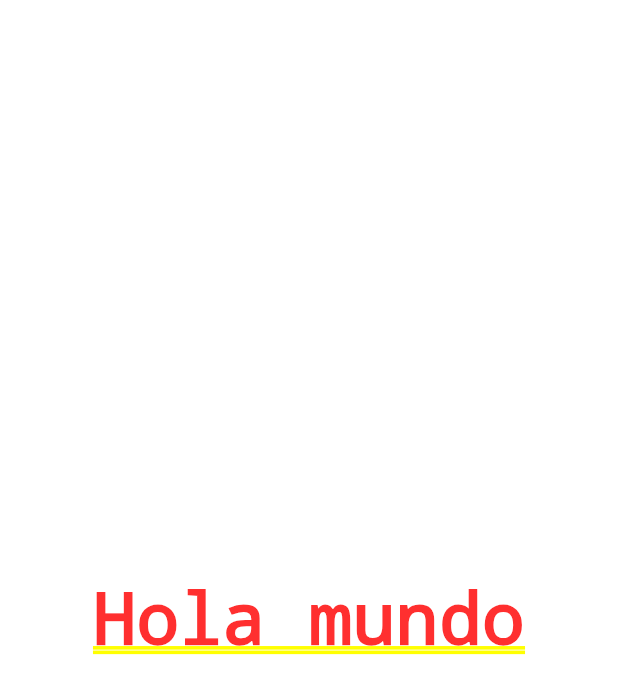
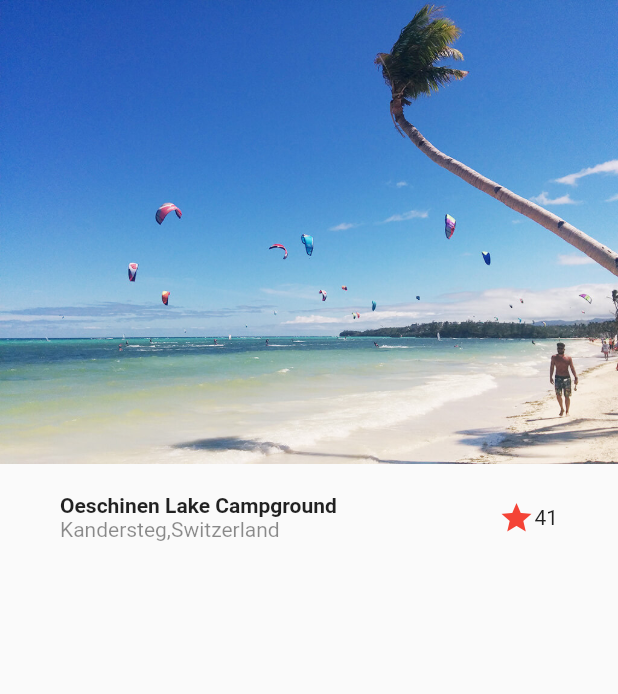
Before and after one commit to Antoniojesus1999/flutter_disenos, a Flutter app: the screen it shows after launch, on a phone screen of 412 x 824 dp. Shown: the top 694 px of the screen. Run offline on Flutter 3.47's test engine with Material 2 defaults, Android fonts, the phone set to English and light mode, and no system bars.

Commit message:
añadida imagen y titulo

```diff
--- a/lib/main.dart
+++ b/lib/main.dart
@@ -1,3 +1,4 @@
+import 'package:disenos/screens/basic_design.dart';
 import 'package:flutter/material.dart';
 
 void main() => runApp(const MyApp());
@@ -7,10 +8,11 @@ class MyApp extends StatelessWidget {
 
   @override
   Widget build(BuildContext context) {
-    return const MaterialApp(
-        title: 'Material App',
-        home: Center(
-          child: Text('Hola mundo'),
-        ));
+    return MaterialApp(
+      debugShowCheckedModeBanner: false,
+      title: 'Material App',
+      initialRoute: 'basic_design',
+      routes: {'basic_design': (_) => BasicDesignScreen()},
+    );
   }
 }
--- /dev/null
+++ b/lib/screens/basic_design.dart
@@ -0,0 +1,50 @@
+import 'package:flutter/material.dart';
+
+class BasicDesignScreen extends StatelessWidget {
+  const BasicDesignScreen({Key? key}) : super(key: key);
+
+  @override
+  Widget build(BuildContext context) {
+    return Scaffold(
+        body: Column(
+      children: const [Image(image: AssetImage('assets/img.jpg')), Title()],
+    ));
+  }
+}
+
+class Title extends StatelessWidget {
+  const Title({
+    Key? key,
+  }) : super(key: key);
+
+  @override
+  Widget build(BuildContext context) {
+    return Container(
+      margin: EdgeInsets.symmetric(horizontal: 40, vertical: 20),
+      child: Row(
+        //mainAxisAlignment: MainAxisAlignment.spaceAround,
+        children: [
+          Column(
+            crossAxisAlignment: CrossAxisAlignment.start,
+            children: const [
+              Text(
+                'Oeschinen Lake Campground',
+                style: TextStyle(fontWeight: FontWeight.bold),
+              ),
+              Text(
+                'Kandersteg,Switzerland',
+                style: TextStyle(color: Colors.black45),
+              ),
+            ],
+          ),
+          Expanded(child: Container()),
+          const Icon(
+            Icons.star,
+            color: Colors.red,
+          ),
+          const Text('41')
+        ],
+      ),
+    );
+  }
+}
--- a/pubspec.yaml
+++ b/pubspec.yaml
@@ -58,8 +58,8 @@ flutter:
   uses-material-design: true
 
   # To add assets to your application, add an assets section, like this:
-  # assets:
-  #   - images/a_dot_burr.jpeg
+  assets:
+    - assets/
   #   - images/a_dot_ham.jpeg
 
   # An image asset can refer to one or more resolution-specific "variants", see
```
Also changed, not shown: assets/img.jpg (added).
